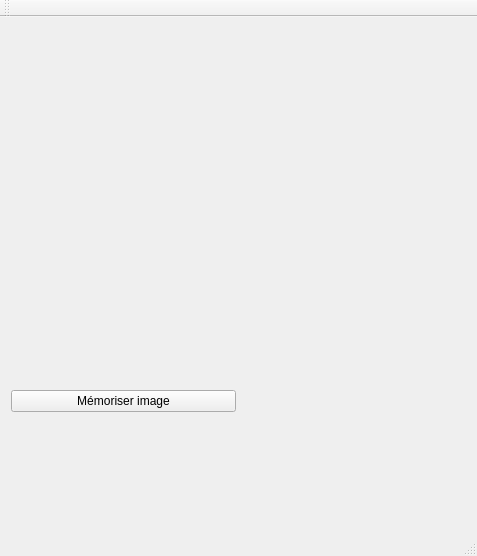
Above: mainwindow.ui from VincentBattu/trebuchet before the change. Below: the same form after it.
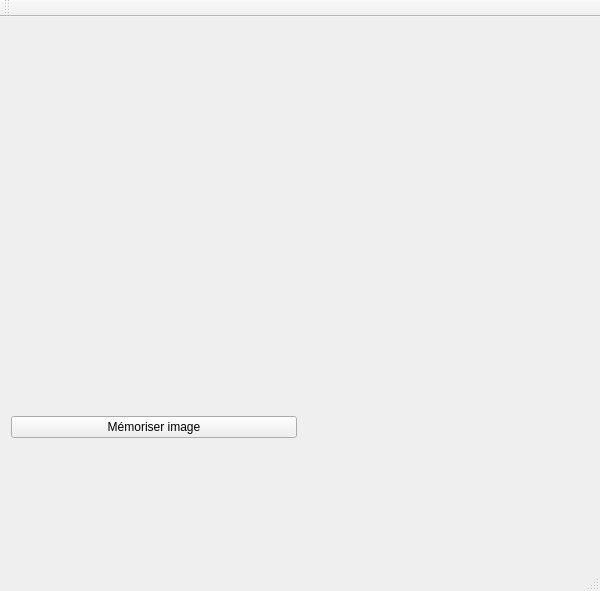
That is the form after the change. Custom widgets are drawn as their Qt base class.

```diff
--- a/mainwindow.ui
+++ b/mainwindow.ui
@@ -6,8 +6,8 @@
    <rect>
     <x>0</x>
     <y>0</y>
-    <width>477</width>
-    <height>556</height>
+    <width>600</width>
+    <height>591</height>
    </rect>
   </property>
   <property name="windowTitle">
@@ -23,6 +23,12 @@
         <height>200</height>
        </size>
       </property>
+      <property name="font">
+       <font>
+        <stylestrategy>PreferAntialias</stylestrategy>
+        <kerning>false</kerning>
+       </font>
+      </property>
      </widget>
     </item>
     <item>
```
Left out of the diff: 2 changed lines with no effect on the pictures.
